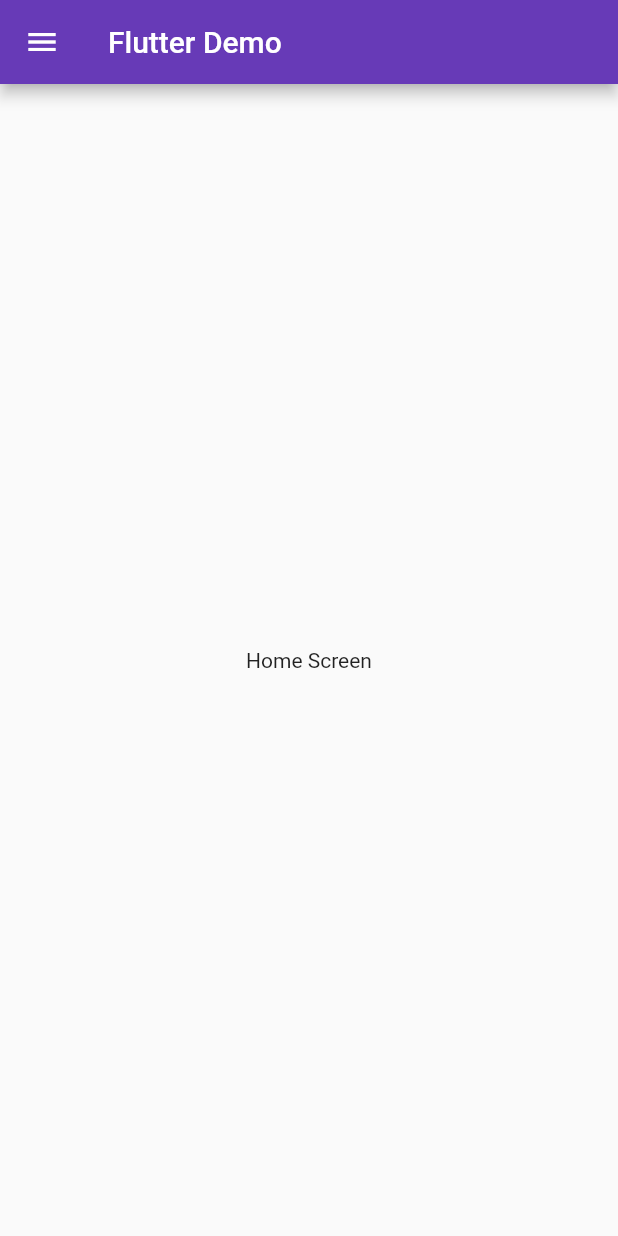
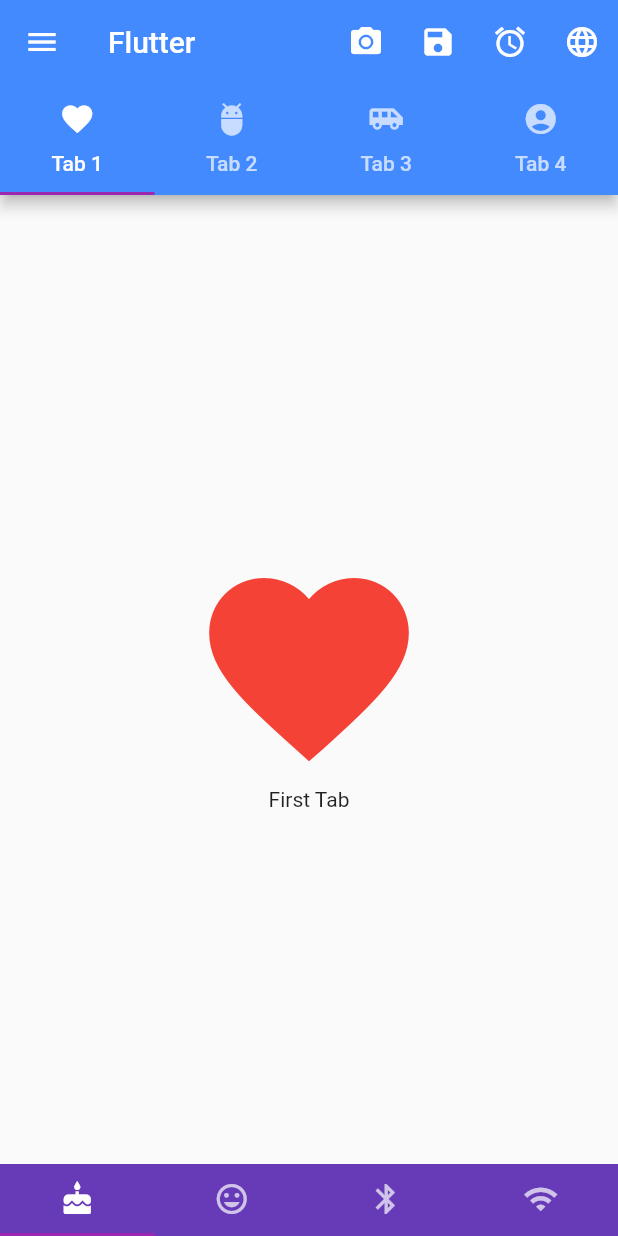
Before and after one commit to johnmr922/flutter_demo, a Flutter app: the screen it shows after launch, on a phone screen of 412 x 824 dp. Run offline on Flutter 3.47's test engine with Material 2 defaults, Android fonts, the phone set to English and light mode, and no system bars; our stand-ins replace shimmer.

Commit message:
tab layout and bottom navigation

```diff
--- a/lib/screens/home_screen.dart
+++ b/lib/screens/home_screen.dart
@@ -1,4 +1,9 @@
 import 'package:flutter/material.dart';
+import 'package:flutterdemo/tabs/first_tab.dart';
+import 'package:flutterdemo/tabs/four_tab.dart';
+import 'package:flutterdemo/tabs/second_tab.dart';
+import 'package:flutterdemo/tabs/third_tab.dart';
+import 'package:flutterdemo/util/custom_snackbar.dart';
 
 class HomeScreen extends StatefulWidget {
 
@@ -9,8 +14,10 @@ class HomeScreen extends StatefulWidget {
   HomeScreenState createState() => HomeScreenState();
 }
 
-class HomeScreenState extends State<HomeScreen>
+class HomeScreenState extends State<HomeScreen> with SingleTickerProviderStateMixin
 {
+
+  //Create a Drawer Setup
   Drawer getNavDrawer(BuildContext context) {
     var headerChild = DrawerHeader(child: Stack(
         children: <Widget>[
@@ -73,18 +80,116 @@ class HomeScreenState extends State<HomeScreen>
     );
   }
 
+  // Create a tab controller
+  TabController controller;
+  @override
+  void initState() {
+    super.initState();
+    // Initialize the Tab Controller
+    controller = TabController(length: 4, vsync: this);
+  }
+
+  @override
+  void dispose() {
+    // Dispose of the Tab Controller
+    controller.dispose();
+    super.dispose();
+  }
+
+  TabBar getTabBar() {
+    return TabBar(
+      tabs: <Tab>[
+        Tab(
+          // set icon to the tab
+          text: 'Tab 1',
+          icon: Icon(Icons.favorite),
+        ),
+        Tab(
+          text: 'Tab 2',
+          icon: Icon(Icons.adb),
+        ),
+        Tab(
+          text: 'Tab 3',
+          icon: Icon(Icons.airport_shuttle),
+        ),
+        Tab(
+          text: 'Tab 4',
+          icon: Icon(Icons.account_circle),
+        ),
+      ],
+      // setup the controller
+      controller: controller,
+    );
+  }
+
+  TabBarView getTabBarView(var tabs) {
+    return TabBarView(
+      // Add tabs as widgets
+      children: tabs,
+      // set the controller
+      controller: controller,
+    );
+  }
+
   @override
   Widget build(BuildContext context) {
     return Scaffold(
       appBar: AppBar(
-        title: Text(widget.title),
+          title: Text(widget.title),
+          actions: <Widget>[
+           IconButton(icon: Icon(Icons.camera_alt),
+           onPressed:() {
+             Scaffold.of(context).showSnackBar(mysnackBar('Camera'));
+           }),
+            IconButton(icon: Icon(Icons.save),
+                onPressed:() {
+                  Scaffold.of(context).showSnackBar(mysnackBar('Save'));
+                }),
+            IconButton(icon: Icon(Icons.access_alarms),
+                onPressed:() {
+                  Scaffold.of(context).showSnackBar(mysnackBar('Alarm'));
+                }),
+            IconButton(icon: Icon(Icons.language),
+                onPressed:() {
+                  Scaffold.of(context).showSnackBar(mysnackBar('Language'));
+                }),
+        ],
+          backgroundColor: Colors.blueAccent,
+          // Set the bottom property of the Appbar to include a Tab Bar
+          bottom: getTabBar(),
+
+        ),
+
+        // Set the TabBar view as the body of the Scaffold
+        body: getTabBarView(<Widget>[firstTab(), secondTab(), thirdTab(),fourTab()]),
+
+      drawer: getNavDrawer(context),
+
+      // Set the bottom navigation bar
+      bottomNavigationBar: Material(
+        // set the color of the bottom navigation bar
+        color: Colors.deepPurple,
+        // set the tab bar as the child of bottom navigation bar
+        child: TabBar(
+          tabs: <Tab>[
+            Tab(
+              // set icon to the tab
+              icon: Icon(Icons.cake),
+            ),
+            Tab(
+              icon: Icon(Icons.insert_emoticon),
+            ),
+            Tab(
+              icon: Icon(Icons.bluetooth),
+            ),
+            Tab(
+              icon: Icon(Icons.wifi),
+            ),
+          ],
+          // setup the controller
+          controller: controller,
+        ),
       ),
-      body: Container(
-          child: Center(
-            child: Text("Home Screen"),
-          )),
-      // Set the nav drawer
-      drawer: getNavDrawer(context),
     );
   }
 }
--- a/lib/screens/splash_screen.dart
+++ b/lib/screens/splash_screen.dart
@@ -30,7 +30,7 @@ class _SplashScreenState extends State<SplashScreen> {
 
   void _navigateToHome()
   {
-    Navigator.of(context).pushReplacement(MaterialPageRoute(builder:(BuildContext context) => HomeScreen(title: 'Flutter Demo')
+    Navigator.of(context).pushReplacement(MaterialPageRoute(builder:(BuildContext context) => HomeScreen(title: 'Flutter')
     ));
   }
 
--- /dev/null
+++ b/lib/tabs/first_tab.dart
@@ -0,0 +1,23 @@
+import 'package:flutter/material.dart';
+
+class firstTab extends StatelessWidget {
+  @override
+  Widget build(BuildContext context) {
+    return  Container(
+      child: Center(
+        child: Column(
+          // center the children
+          mainAxisAlignment: MainAxisAlignment.center,
+          children: <Widget>[
+            Icon(
+              Icons.favorite,
+              size: 160.0,
+              color: Colors.red,
+            ),
+            Text("First Tab")
+          ],
+        ),
+      ),
+    );
+  }
+}
```
Also changed, not shown: lib/tabs/four_tab.dart (added, +23 -0 lines), lib/tabs/second_tab.dart (added, +23 -0 lines), lib/tabs/third_tab.dart (added, +23 -0 lines), lib/util/custom_snackbar.dart (added, +14 -0 lines).
